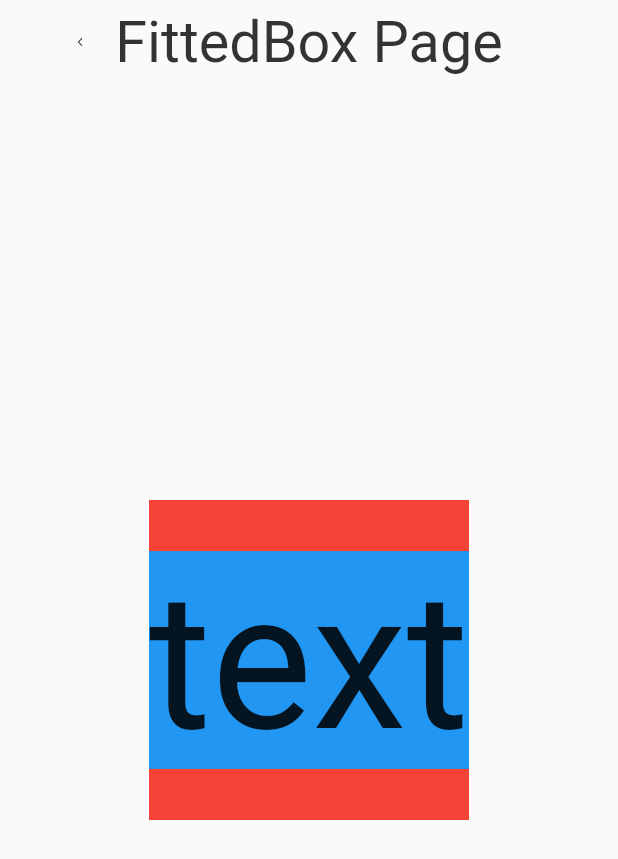
After one commit to shouzhong/demo1, a Flutter app: the screen it shows after launch, after a tap on "FittedBox", on a phone screen of 412 x 824 dp. The commit adds this screen. Shown: the top 859 px of the screen. Run offline on Flutter 3.47's test engine with Material 2 defaults, Android fonts, the phone set to English and light mode, and no system bars; our stand-ins replace cached_network_image, fluttertoast.

Commit message:
2020-06-12

```diff
--- /dev/null
+++ b/lib/fitted_box_page.dart
@@ -0,0 +1,32 @@
+import 'package:demo1/my_app_bar.dart';
+import 'package:demo1/utils.dart';
+import 'package:flutter/material.dart';
+
+class FittedBoxPage extends StatefulWidget {
+  @override
+  State<StatefulWidget> createState() {
+    return _FittedBoxPageState();
+  }
+}
+
+class _FittedBoxPageState extends State<FittedBoxPage> {
+  @override
+  Widget build(BuildContext context) {
+    return Scaffold(
+      appBar: MyAppBar(title: "FittedBox Page",),
+      body: Center(
+        child: Container(
+          width: size(200),
+          height: size(200),
+          color: Colors.red,
+          child: FittedBox(
+            child: Container(
+              color: Colors.blue,
+              child: Text("text"),
+            ),
+          ),
+        ),
+      ),
+    );
+  }
+}
--- a/lib/main.dart
+++ b/lib/main.dart
@@ -1,3 +1,4 @@
+import 'package:demo1/route_page.dart';
 import 'package:flutter/material.dart';
 import 'package:flutter/services.dart';
 import 'dart:ui';
@@ -24,7 +25,8 @@ class MyApp extends StatelessWidget {
         accentColor: Color(0xffec603b),
         visualDensity: VisualDensity.adaptivePlatformDensity,
       ),
-      home: MyHomePage(title: 'Home Page'),
+      home: RoutePage(),
+//      home: MyHomePage(title: 'Home Page'),
     );
 //    return MaterialApp(
 //      title: 'Flutter Demo',
--- /dev/null
+++ b/lib/route_page.dart
@@ -0,0 +1,85 @@
+
+import 'package:demo1/align_page.dart';
+import 'package:demo1/aspect_ration_page.dart';
+import 'package:demo1/center_page.dart';
+import 'package:demo1/column_page.dart';
+import 'package:demo1/container_page.dart';
+import 'package:demo1/custom_multi_child_layout_page.dart';
+import 'package:demo1/fitted_box_page.dart';
+import 'package:demo1/flow_page.dart';
+import 'package:demo1/list_view_page.dart';
+import 'package:demo1/padding_page.dart';
+import 'package:demo1/row_page.dart';
+import 'package:demo1/stack_page.dart';
+import 'package:demo1/table_page.dart';
+import 'package:demo1/utils.dart';
+import 'package:demo1/wrap_page.dart';
+import 'package:flutter/material.dart';
+
+import 'my_app_bar.dart';
+
+class RoutePage extends StatefulWidget {
+  @override
+  State<StatefulWidget> createState() {
+    return _RoutePageState();
+  }
+}
+
+class _RoutePageState extends State<RoutePage> {
+  List<String> tags = [
+    "Container",
+    "Padding",
+    "Center",
+    "Align",
+    "FittedBox",
+    "AspectRatio",
+    "Row",
+    "Column",
+    "Stack",
+    "Flow",
+    "Table",
+    "Wrap",
+    "ListView",
+    "CustomMultiChildLayout",
+  ];
+
+  @override
+  Widget build(BuildContext context) {
+    return Scaffold(
+      appBar: MyAppBar(title: "Route Page", isBack: false,),
+      body: ListView(
+        shrinkWrap: true,
+        padding: EdgeInsets.all(size(30)),
+        children: [
+          for (String item in tags)
+            Container(
+              alignment: Alignment.topCenter,
+              padding: EdgeInsets.all(size(10)),
+              child: RaisedButton(
+                child: Text(item),
+                onPressed: () {
+                  Widget w =
+                    item == "Container" ? ContainerPage() :
+                    item == "Padding" ? PaddingPage() :
+                    item == "Center" ? CenterPage() :
+                    item == "Align" ? AlignPage() :
+                    item == "FittedBox" ? FittedBoxPage() :
+                    item == "AspectRatio" ? AspectRatioPage() :
+                    item == "Row" ? RowPage() :
+                    item == "Column" ? ColumnPage() :
+                    item == "Stack" ? StackPage() :
+                    item == "Flow" ? FlowPage() :
+                    item == "Table" ? TablePage() :
+                    item == "Wrap" ? WrapPage() :
+                    item == "ListView" ? ListViewPage() :
+                    item == "CustomMultiChildLayout" ? CustomMultiChildLayoutPage() :
+                    null;
+                  Navigator.push(context, MaterialPageRoute(builder: (context) => w));
+                },
+              ),
+            ),
+        ],
+      ),
+    );
+  }
+}
```
Also changed, not shown: lib/align_page.dart (added, +22 -0 lines), lib/aspect_ration_page.dart (added, +28 -0 lines), lib/center_page.dart (added, +21 -0 lines), lib/column_page.dart (added, +39 -0 lines), lib/container_page.dart (added, +25 -0 lines), lib/custom_multi_child_layout_page.dart (added, +56 -0 lines), lib/flow_page.dart (added, +102 -0 lines), lib/list_view_page.dart (added, +30 -0 lines), lib/my_app_bar.dart (+1 -17 lines), lib/padding_page.dart (added, +23 -0 lines), lib/row_page.dart (added, +40 -0 lines), lib/stack_page.dart (added, +51 -0 lines), lib/table_page.dart (added, +76 -0 lines), lib/wrap_page.dart (added, +35 -0 lines).
